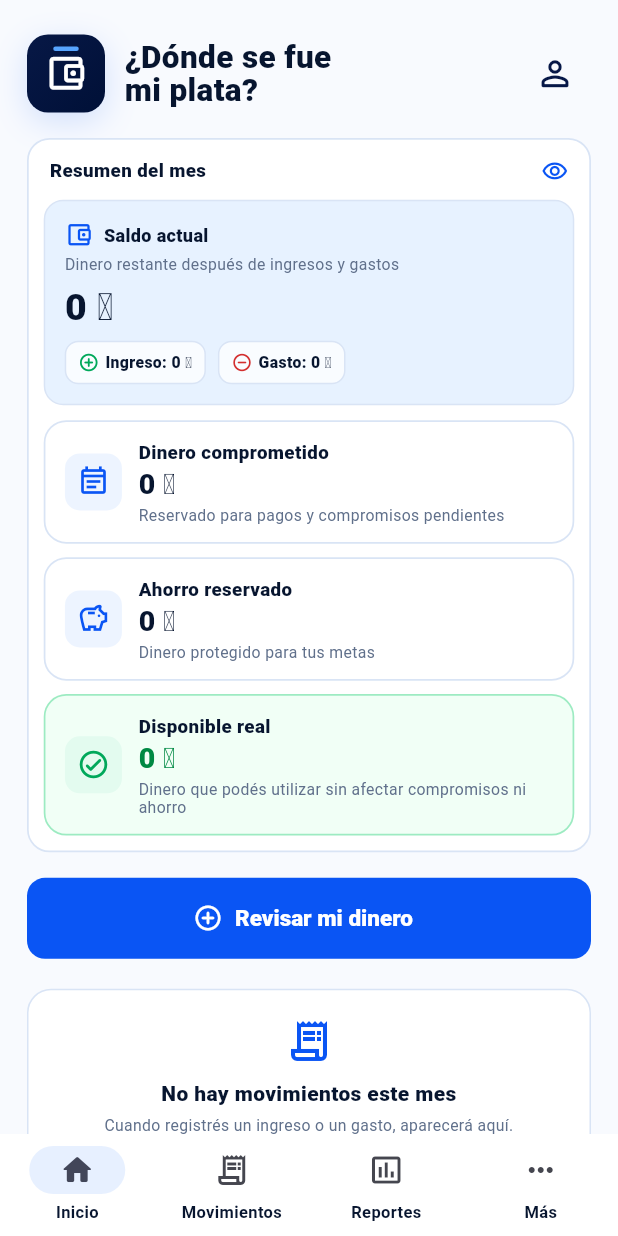
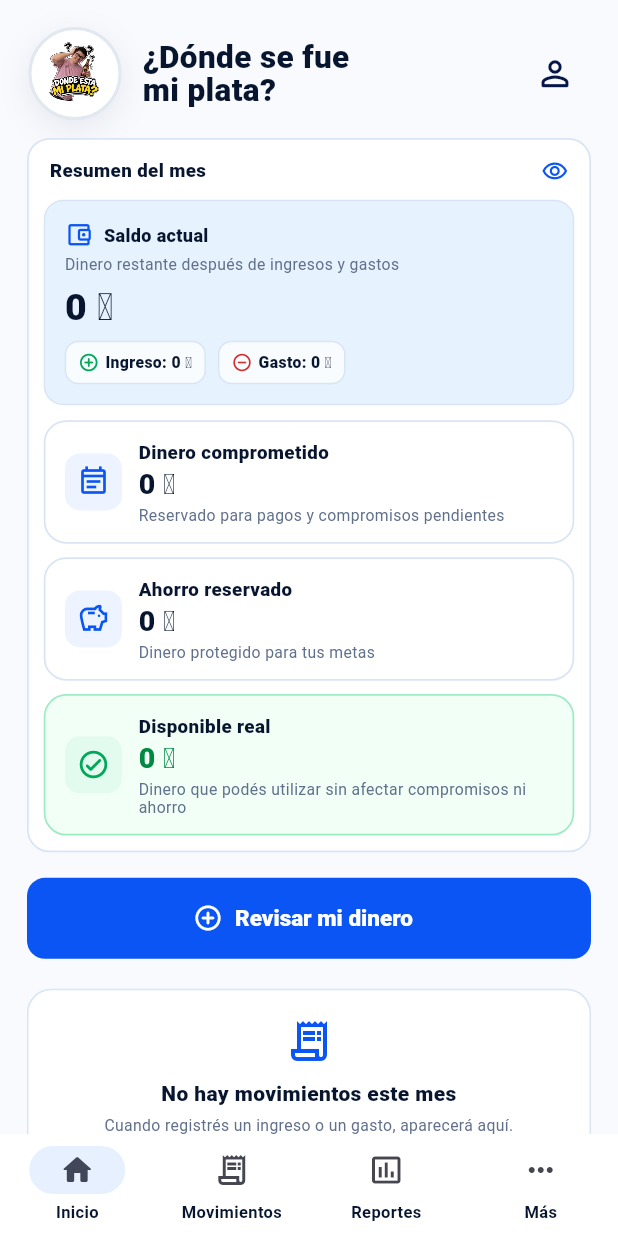
Before and after one commit to Gerald120904/Onta-my-money, a Flutter app: the HomeShell screen opened directly with empty values, on a phone screen of 412 x 824 dp. Run offline on Flutter 3.47's test engine with Material 3 defaults, Android fonts, the phone set to English and light mode, and no system bars; our stand-ins replace drift, drift_flutter, shared_preferences; accounts and stored records are empty; generated files the repository leaves out were written again; Roboto replaces fonts that are missing (Arial).

Commit message:
feat(ui): integrate official Onta My Money brand logo across login, navigation, headers and web icons

```diff
--- a/lib/screens/home_shell.dart
+++ b/lib/screens/home_shell.dart
@@ -8,6 +8,7 @@ import 'more_screen.dart';
 import 'reports_screen.dart' as reports;
 import 'review_screen.dart' as review;
 import 'transactions_screen.dart';
+import '../widgets/app_logo.dart';
 import '../widgets/sync_status_banner.dart';
 
 class HomeShell extends StatefulWidget {
@@ -264,23 +265,14 @@ class _HomeShellState
                       EdgeInsets
                           .symmetric(
                     vertical:
-                        22,
+                        16,
                   ),
                   child:
-                      CircleAvatar(
-                    radius:
-                        25,
-                    backgroundColor:
-                        AppTheme
-                            .primaryDark,
-                    child:
-                        Icon(
-                      Icons
-                          .account_balance_wallet_rounded,
-                      color:
-                          Colors
-                              .white,
-                    ),
+                      AppLogo.small(
+                    size:
+                        48,
+                    showBadgeBackground:
+                        true,
                   ),
                 ),
                 destinations:
--- a/lib/screens/login_screen.dart
+++ b/lib/screens/login_screen.dart
@@ -1,6 +1,7 @@
 import 'package:flutter/material.dart';
 
 import '../providers/app_state.dart';
+import '../widgets/app_logo.dart';
 import '../widgets/app_ui.dart';
 
 class LoginScreen extends StatefulWidget {
@@ -233,22 +234,12 @@ class _LoginScreenState extends State<LoginScreen> {
                         CrossAxisAlignment.stretch,
                     children: [
                       // =================================================
-                      // LOGO
+                      // LOGO OFICIAL
                       // =================================================
 
-                      Center(
-                        child: Container(
-                          width: 72,
-                          height: 72,
-                          decoration: BoxDecoration(
-                            color: const Color(0xFF061747),
-                            borderRadius: BorderRadius.circular(20),
-                          ),
-                          child: const Icon(
-                            Icons.account_balance_wallet_outlined,
-                            size: 38,
-                            color: Colors.white,
-                          ),
+                      const Center(
+                        child: AppLogo.login(
+                          size: 110,
                         ),
                       ),
 
--- a/lib/screens/more_screen.dart
+++ b/lib/screens/more_screen.dart
@@ -2,6 +2,7 @@ import 'package:flutter/material.dart';
 
 import '../core/theme/app_theme.dart';
 import '../providers/app_state.dart';
+import '../widgets/app_logo.dart';
 import '../widgets/prototype_ui.dart';
 import 'notifications_screen.dart';
 import 'profile_screen.dart';
@@ -129,13 +130,22 @@ class MoreScreen extends StatelessWidget {
                         20,
                       ),
                     ),
-                    title: const Text(
-                      '¿Dónde se fue mi plata?',
+                    title: const Column(
+                      mainAxisSize: MainAxisSize.min,
+                      children: [
+                        AppLogo.dialog(size: 90),
+                        SizedBox(height: 14),
+                        Text(
+                          '¿Dónde se fue mi plata?',
+                          textAlign: TextAlign.center,
+                        ),
+                      ],
                     ),
                     content: const Text(
                       'Aplicación para ayudar a comprender tus ingresos, '
                       'gastos, saldo actual, dinero comprometido, ahorro '
                       'reservado y disponible real.',
+                      textAlign: TextAlign.center,
                     ),
                     actions: [
                       FilledButton(
--- /dev/null
+++ b/lib/widgets/app_logo.dart
@@ -0,0 +1,104 @@
+import 'package:flutter/material.dart';
+
+/// Componente visual reutilizable para el Logo oficial de ¿Dónde se fue mi plata?
+class AppLogo extends StatelessWidget {
+  final double size;
+  final bool showBadgeBackground;
+  final VoidCallback? onTap;
+
+  const AppLogo({
+    super.key,
+    this.size = 80,
+    this.showBadgeBackground = false,
+    this.onTap,
+  });
+
+  /// Variante para la pantalla de inicio de sesión (tamaño destacado)
+  const AppLogo.login({
+    super.key,
+    this.size = 110,
+    this.showBadgeBackground = true,
+    this.onTap,
+  });
+
+  /// Variante para barras de navegación o encabezados
+  const AppLogo.small({
+    super.key,
+    this.size = 40,
+    this.showBadgeBackground = false,
+    this.onTap,
+  });
+
+  /// Variante para modales ("Acerca de")
+  const AppLogo.dialog({
+    super.key,
+    this.size = 90,
+    this.showBadgeBackground = true,
+    this.onTap,
+  });
+
+  @override
+  Widget build(BuildContext context) {
+    final isDark = Theme.of(context).brightness == Brightness.dark;
+
+    Widget imageWidget = Image.asset(
+      'assets/images/logo.png',
+      width: size,
+      height: size,
+      fit: BoxFit.contain,
+      filterQuality: FilterQuality.high,
+      errorBuilder: (context, error, stackTrace) {
+        // Fallback a red o ícono en entornos de test sin asset bundle
+        return Image.network(
+          'https://res.cloudinary.com/dqqnhxhcp/image/upload/v1792774584/image-removebg-preview_2_lql7is.png',
+          width: size,
+          height: size,
+          fit: BoxFit.contain,
+          errorBuilder: (_, __, ___) => Icon(
+            Icons.account_balance_wallet_rounded,
+            size: size * 0.6,
+            color: isDark ? const Color(0xFF60A5FA) : const Color(0xFF061747),
+          ),
+        );
+      },
+    );
+
+    if (showBadgeBackground) {
+      imageWidget = Container(
+        width: size + 20,
+        height: size + 20,
+        alignment: Alignment.center,
+        decoration: BoxDecoration(
+          color: isDark ? const Color(0xFF1E293B) : Colors.white,
+          shape: BoxShape.circle,
+          boxShadow: [
+            BoxShadow(
+              color: isDark
+                  ? Colors.black.withValues(alpha: 0.4)
+                  : const Color(0xFF0F172A).withValues(alpha: 0.08),
+              blurRadius: 18,
+              offset: const Offset(0, 6),
+            ),
+          ],
+          border: Border.all(
+            color: isDark ? const Color(0xFF334155) : const Color(0xFFE2E8F0),
+            width: 2,
+          ),
+        ),
+        child: Padding(
+          padding: const EdgeInsets.all(6.0),
+          child: imageWidget,
+        ),
+      );
+    }
+
+    if (onTap != null) {
+      return GestureDetector(
+        onTap: onTap,
+        child: imageWidget,
+      );
+    }
+
+    return imageWidget;
+  }
+}
--- a/lib/widgets/prototype_ui.dart
+++ b/lib/widgets/prototype_ui.dart
@@ -4,6 +4,7 @@ import 'package:flutter/material.dart';
 
 import '../core/theme/app_theme.dart';
 import '../core/utils/formatters.dart';
+import 'app_logo.dart';
 
 class PrototypeHeader extends StatelessWidget {
   final String title;
@@ -60,48 +61,9 @@ class PrototypeHeader extends StatelessWidget {
       height: 62,
       child: Row(
         children: [
-          Container(
-            width: 52,
-            height: 52,
-            decoration: BoxDecoration(
-              gradient: const LinearGradient(
-                begin: Alignment.topLeft,
-                end: Alignment.bottomRight,
-                colors: [
-                  Color(0xFF071846),
-                  Color(0xFF001037),
-                ],
-              ),
-              borderRadius: BorderRadius.circular(14),
-              boxShadow: [
-                BoxShadow(
-                  color: AppTheme.primary.withOpacity(.16),
-                  blurRadius: 18,
-                  offset: const Offset(0, 6),
-                ),
-              ],
-            ),
-            child: Stack(
-              alignment: Alignment.center,
-              children: [
-                const Icon(
-                  Icons.account_balance_wallet_outlined,
-                  color: Colors.white,
-                  size: 29,
-                ),
-                Positioned(
-                  top: 8,
-                  child: Container(
-                    width: 17,
-                    height: 3,
-                    decoration: BoxDecoration(
-                      color: const Color(0xFF57A5FF),
-                      borderRadius: BorderRadius.circular(10),
-                    ),
-                  ),
-                ),
-              ],
-            ),
+          const AppLogo(
+            size: 44,
+            showBadgeBackground: true,
           ),
           const SizedBox(width: 13),
           Expanded(
--- a/pubspec.yaml
+++ b/pubspec.yaml
@@ -22,3 +22,5 @@ dev_dependencies:
   build_runner: ^2.4.14
 flutter:
   uses-material-design: true
+  assets:
+    - assets/images/
```
Also changed, not shown: assets/images/logo.png (added), 5 other files.
